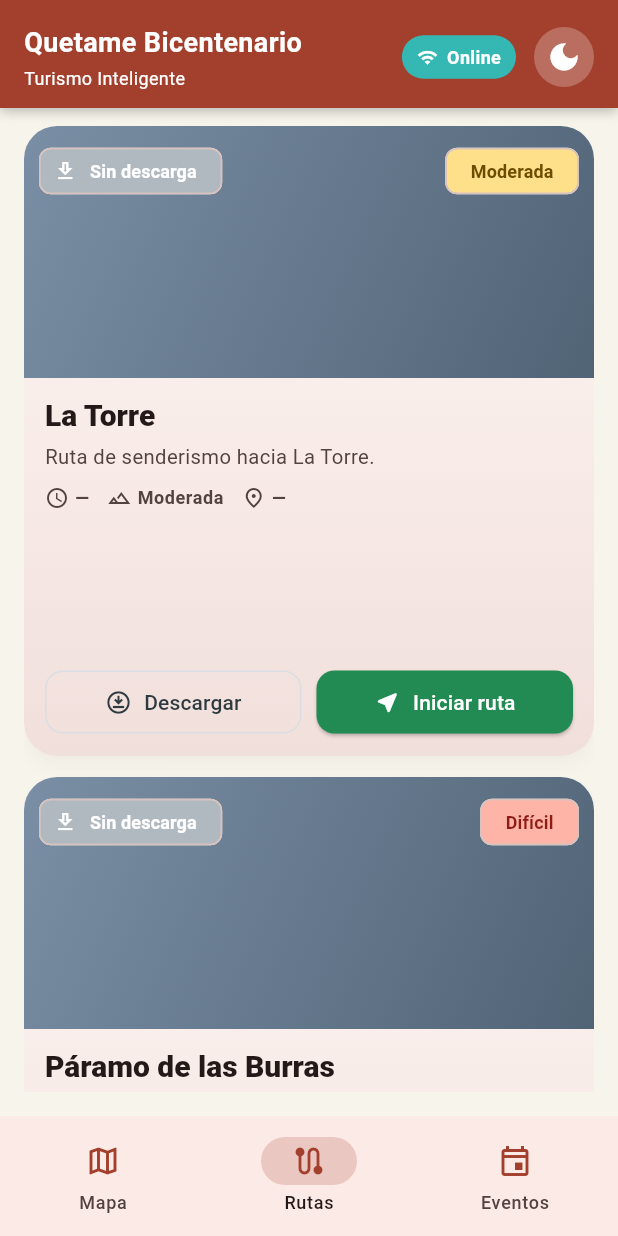
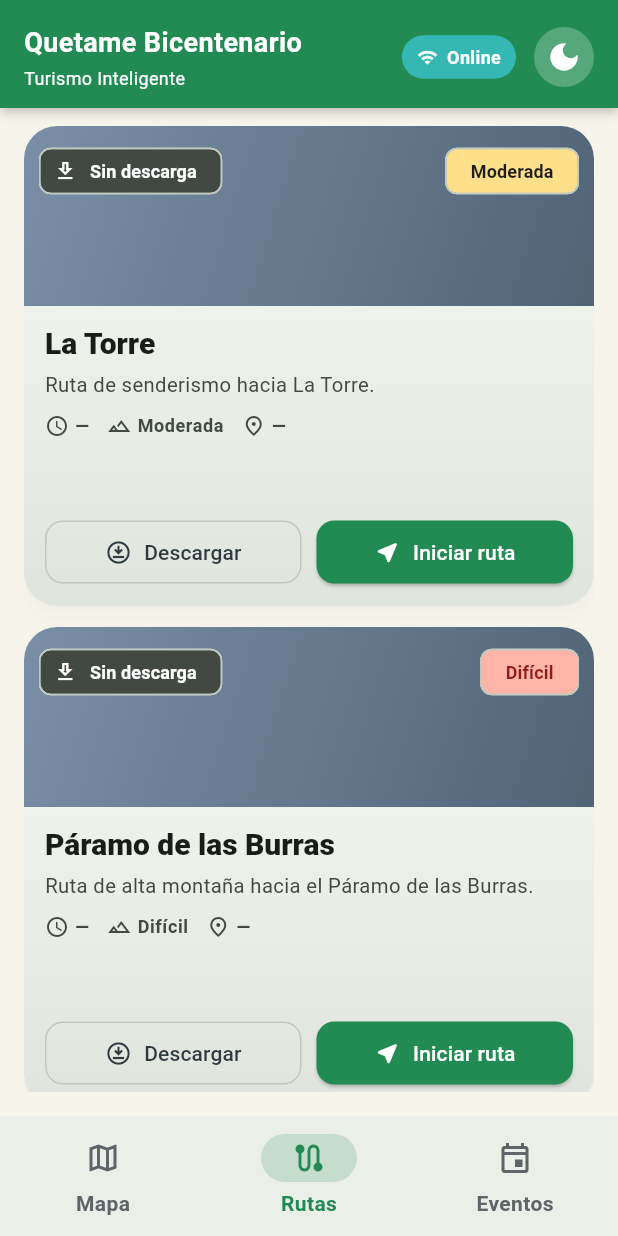
Before and after one commit to Cristian-13/quetame-turismo-app, a Flutter app: the screen it shows after launch, item 2 of the bottom bar chosen, on a phone screen of 412 x 824 dp. Run offline on Flutter 3.47's test engine with Material 3 defaults, Android fonts, the light colour scheme and no system bars; our stand-ins replace audioplayers, cloud_firestore, connectivity_plus, firebase_core, flutter_map, geolocator and 2 more; missing offline and left inert: add_2_calendar, flutter_polyline_points; accounts and stored records are empty.

Commit message:
UI: Limpieza total de colores cafes y fix de layout en rutas

```diff
--- a/lib/features/map/presentation/widgets/map_header.dart
+++ b/lib/features/map/presentation/widgets/map_header.dart
@@ -17,9 +17,8 @@ class MapHeader extends StatelessWidget {
 
   @override
   Widget build(BuildContext context) {
-    final Color headerColor = isDarkMode
-        ? const Color(0xFF1E1E1E)
-        : AppColors.primaryTerracotta;
+    final scheme = Theme.of(context).colorScheme;
+    final Color headerColor = isDarkMode ? scheme.surface : AppColors.flagGreen;
     final isConnected = context.watch<NetworkProvider>().isConnected;
 
     return Container(
--- a/lib/providers/route_provider.dart
+++ b/lib/providers/route_provider.dart
@@ -131,7 +131,7 @@ class RouteProvider extends ChangeNotifier {
           downloaded: true,
           difficulty: 'Moderada',
           difficultyColor: const Color(0xFFFFE08A),
-          difficultyTextColor: const Color(0xFF6C4D00),
+          difficultyTextColor: const Color(0xFF1E1E1E),
           pathPoints: laTorrePoints,
         ),
         TrailRoute(
@@ -162,7 +162,7 @@ class RouteProvider extends ChangeNotifier {
           downloaded: false,
           difficulty: 'Moderada',
           difficultyColor: Color(0xFFFFE08A),
-          difficultyTextColor: Color(0xFF6C4D00),
+          difficultyTextColor: Color(0xFF1E1E1E),
           pathPoints: [],
         ),
         TrailRoute(
--- a/lib/screens/routes_screen.dart
+++ b/lib/screens/routes_screen.dart
@@ -105,17 +105,28 @@ class _RoutesScreenState extends State<RoutesScreen> {
     return SafeArea(
       child: Padding(
         padding: const EdgeInsets.fromLTRB(16, 12, 16, 16),
-        child: ListView.separated(
-          physics: routes.length <= 2
+        child: LayoutBuilder(
+          builder: (context, constraints) {
+            const separatorHeight = 14.0;
+            final count = routes.length;
+
+            final bool shouldDisableScroll = count <= 2;
+            final double computedItemHeight = shouldDisableScroll && count > 0
+                ? ((constraints.maxHeight - (separatorHeight * (count - 1))) / count)
+                : 420.0;
+            final double itemHeight = computedItemHeight.clamp(320.0, 520.0);
+
+            return ListView.separated(
+              physics: shouldDisableScroll
                   ? const NeverScrollableScrollPhysics()
                   : const AlwaysScrollableScrollPhysics(),
-          shrinkWrap: routes.length <= 2,
-          itemCount: routes.length,
-          separatorBuilder: (context, index) => const SizedBox(height: 14),
+              itemCount: count,
+              separatorBuilder: (context, index) =>
+                  const SizedBox(height: separatorHeight),
               itemBuilder: (context, index) {
                 final route = routes[index];
                 return SizedBox(
-              height: 420,
+                  height: shouldDisableScroll ? itemHeight : 420,
                   child: RouteCard(
                     route: route,
                     downloaded: _downloadedRouteIds.contains(route.id),
@@ -132,6 +143,8 @@ class _RoutesScreenState extends State<RoutesScreen> {
                       );
                     },
                   ),
+                );
+              },
             );
           },
         ),
@@ -165,8 +178,9 @@ class RouteCard extends StatelessWidget {
     final textTheme = theme.textTheme;
     final isDark = theme.brightness == Brightness.dark;
     final downloadActionColor = downloaded
-        ? const Color(0xFF3E8BFF)
+        ? AppColors.flagGreen
         : (isDark ? Colors.white : const Color(0xFF2F3A40));
+    final outlineColor = colorScheme.outlineVariant;
 
     return Card(
       margin: EdgeInsets.zero,
@@ -294,7 +308,7 @@ class RouteCard extends StatelessWidget {
                                   side: BorderSide(
                                     color: downloaded
                                         ? Colors.redAccent
-                                        : const Color(0xFFD9DEE2),
+                                        : outlineColor,
                                   ),
                                   padding: const EdgeInsets.symmetric(vertical: 11),
                                   shape: RoundedRectangleBorder(
@@ -370,7 +384,8 @@ class _StatusChip extends StatelessWidget {
 
   @override
   Widget build(BuildContext context) {
-    final Color bgColor = downloaded ? const Color(0xFF3E8BFF) : const Color(0xFFB0B8C0);
+    final scheme = Theme.of(context).colorScheme;
+    final Color bgColor = downloaded ? AppColors.flagGreen : scheme.onSurfaceVariant;
     return Chip(
       avatar: Icon(
         downloaded ? Icons.check_circle : Icons.download_outlined,
--- a/lib/theme/app_theme.dart
+++ b/lib/theme/app_theme.dart
@@ -47,7 +47,7 @@ class AppTextStyles {
 class AppTheme {
   static ThemeData lightTheme() {
     return ThemeData(
-      colorScheme: ColorScheme.fromSeed(seedColor: AppColors.primaryTerracotta),
+      colorScheme: ColorScheme.fromSeed(seedColor: AppColors.flagGreen),
       scaffoldBackgroundColor: AppColors.backgroundCream,
       cardTheme: const CardThemeData(
         color: Colors.white,
@@ -55,12 +55,26 @@ class AppTheme {
         shape: RoundedRectangleBorder(borderRadius: AppRadii.lg),
       ),
       bottomNavigationBarTheme: const BottomNavigationBarThemeData(
-        selectedItemColor: AppColors.primaryTerracotta,
+        selectedItemColor: AppColors.flagGreen,
       ),
-      navigationBarTheme: const NavigationBarThemeData(
-        indicatorColor: Color(0x33A3402D),
-        iconTheme: WidgetStatePropertyAll(
-          IconThemeData(color: AppColors.primaryTerracotta),
+      navigationBarTheme: NavigationBarThemeData(
+        indicatorColor: AppColors.flagGreen.withValues(alpha: 0.18),
+        iconTheme: WidgetStateProperty.resolveWith(
+          (states) {
+            final selected = states.contains(WidgetState.selected);
+            return IconThemeData(
+              color: selected ? AppColors.flagGreen : const Color(0xFF5F6469),
+            );
+          },
+        ),
+        labelTextStyle: WidgetStateProperty.resolveWith(
+          (states) {
+            final selected = states.contains(WidgetState.selected);
+            return TextStyle(
+              color: selected ? AppColors.flagGreen : const Color(0xFF5F6469),
+              fontWeight: selected ? FontWeight.w700 : FontWeight.w600,
+            );
+          },
         ),
       ),
       useMaterial3: true,
@@ -71,12 +85,32 @@ class AppTheme {
     return ThemeData(
       brightness: Brightness.dark,
       colorScheme: ColorScheme.fromSeed(
-        seedColor: AppColors.primaryTerracotta,
+        seedColor: AppColors.flagGreen,
         brightness: Brightness.dark,
       ),
       cardTheme: const CardThemeData(
         elevation: 2,
         shape: RoundedRectangleBorder(borderRadius: AppRadii.lg),
+      ),
+      navigationBarTheme: NavigationBarThemeData(
+        indicatorColor: AppColors.flagGreen.withValues(alpha: 0.18),
+        iconTheme: WidgetStateProperty.resolveWith(
+          (states) {
+            final selected = states.contains(WidgetState.selected);
+            return IconThemeData(
+              color: selected ? AppColors.flagGreen : const Color(0xFFB0B8C0),
+            );
+          },
+        ),
+        labelTextStyle: WidgetStateProperty.resolveWith(
+          (states) {
+            final selected = states.contains(WidgetState.selected);
+            return TextStyle(
+              color: selected ? AppColors.flagGreen : const Color(0xFFB0B8C0),
+              fontWeight: selected ? FontWeight.w700 : FontWeight.w600,
+            );
+          },
+        ),
       ),
       useMaterial3: true,
     );
```
Also changed, not shown: lib/screens/map_screen.dart (+4 -4 lines), lib/screens/route_navigation_screen.dart (+12 -10 lines). Lines whose indentation alone changed are shown as unchanged.
